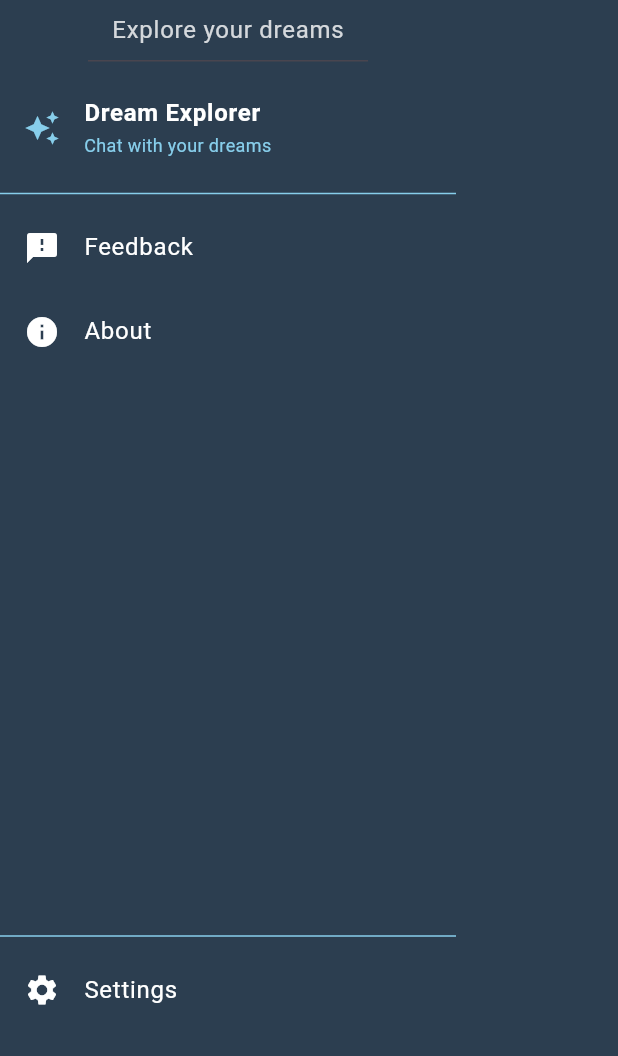
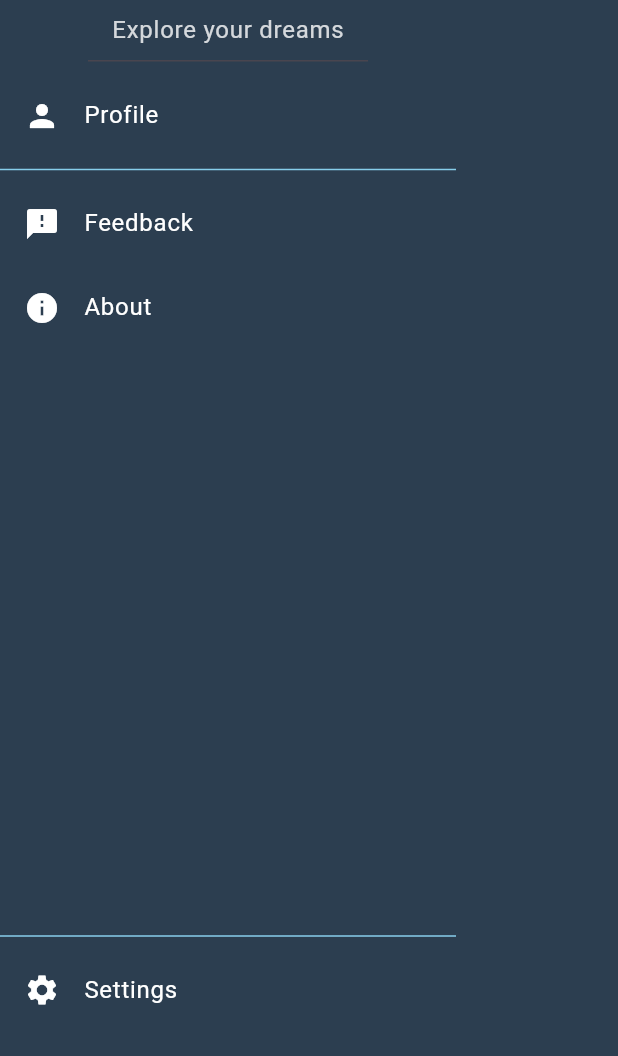
Before and after one commit to Syamgith/ai-dream-journal-frontend, a Flutter app: the AppDrawer widget shown alone on an empty page, opened directly, on a phone screen of 412 x 824 dp, the part 180-1236 px from its top. Run offline on Flutter 3.47's test engine with Material 3 defaults, Android fonts, the phone set to English and light mode, and no system bars; our stand-ins replace flutter_dotenv, flutter_riverpod, flutter_secure_storage, google_sign_in; missing offline and left inert: markdown_widget; accounts and stored records are empty; network calls fail.

Commit message:
moved dreamexplorer to bottom nav bar

```diff
--- a/dream_journal_app/lib/features/shared/widgets/app_drawer.dart
+++ b/dream_journal_app/lib/features/shared/widgets/app_drawer.dart
@@ -44,18 +44,14 @@ class AppDrawer extends ConsumerWidget {
               padding: EdgeInsets.zero,
               children: [
                 ListTile(
-                  leading: const Icon(Icons.auto_awesome, color: AppColors.lightBlue),
+                  leading: const Icon(Icons.person, color: Colors.white),
                   title: const Text(
-                    'Dream Explorer',
-                    style: TextStyle(color: Colors.white, fontWeight: FontWeight.bold),
-                  ),
-                  subtitle: const Text(
-                    'Chat with your dreams',
-                    style: TextStyle(color: AppColors.lightBlue, fontSize: 12),
+                    'Profile',
+                    style: TextStyle(color: Colors.white),
                   ),
                   onTap: () {
                     Navigator.pop(context); // Close the drawer
-                    Navigator.pushNamed(context, AppRoutes.dreamExplorer);
+                    Navigator.pushNamed(context, AppRoutes.profile);
                   },
                 ),
                 const Divider(color: AppColors.lightBlue),
--- a/dream_journal_app/lib/features/shared/widgets/bottom_nav_bar.dart
+++ b/dream_journal_app/lib/features/shared/widgets/bottom_nav_bar.dart
@@ -42,12 +42,12 @@ class BottomNavBar extends StatelessWidget {
           TextButton.icon(
             onPressed: () => onTap(1),
             icon: Icon(
-              Icons.person,
+              Icons.auto_awesome,
               color:
                   currentIndex == 1 ? AppColors.primaryBlue : AppColors.white,
             ),
             label: Text(
-              'Profile',
+              'Explorer',
               style: TextStyle(
                 color:
                     currentIndex == 1 ? AppColors.primaryBlue : AppColors.white,
```
Also changed, not shown: dream_journal_app/lib/features/shared/screens/main_screen.dart (+3 -14 lines), 1 other file.
